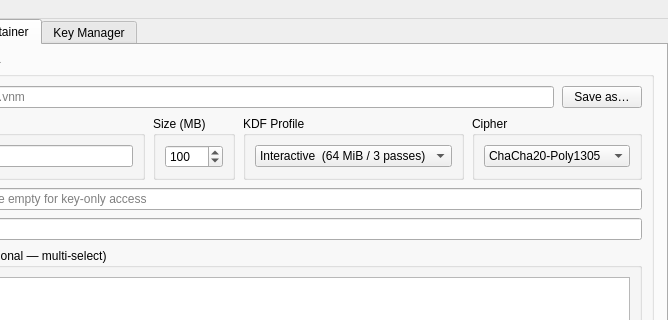
Qt form venom/src/ui/MainWindow.ui (Antidote1911/venom) before a commit; both pictures show x 132 to 800 and y 0 to 320 of the 800 by 680 pixel window.
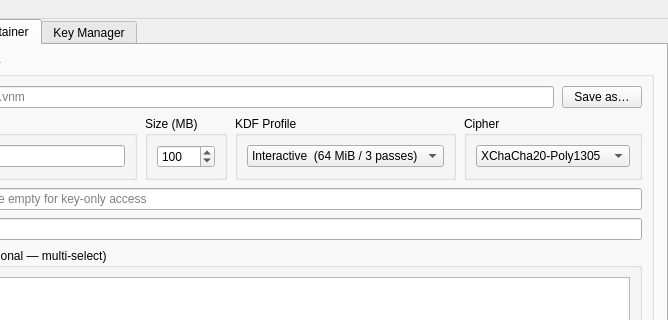
The same form after that commit. The open tabs and pages were chosen to show the change.

```diff
--- a/venom/src/ui/MainWindow.ui
+++ b/venom/src/ui/MainWindow.ui
@@ -448,7 +448,7 @@
                  <widget class="QComboBox" name="cbCipher">
                   <item>
                    <property name="text">
-                    <string>ChaCha20-Poly1305</string>
+                    <string>XChaCha20-Poly1305</string>
                    </property>
                   </item>
                   <item>
```
Left out of the diff: 12 changed lines with no effect on the pictures.
